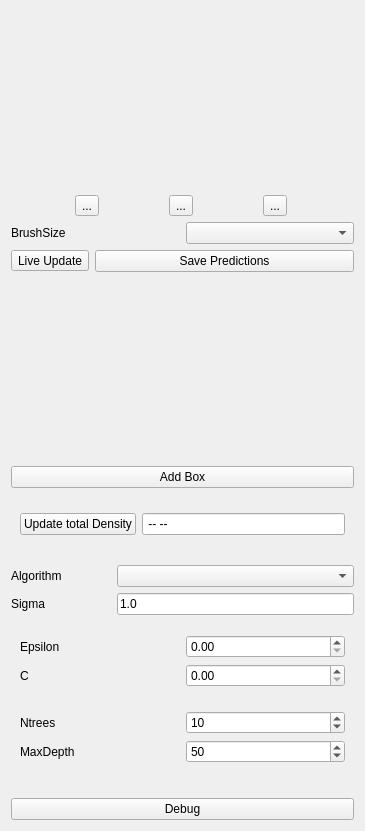
This is ilastik/applets/counting/countingDrawer.ui in ilastik/ilastik as Qt 5 draws it before an edit. The edited form follows.
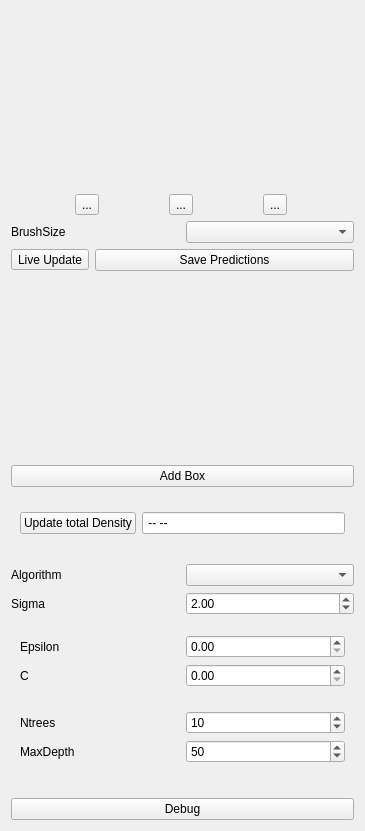
This is the edited form. Custom widgets are drawn as their Qt base class.

Commit message: changed sigma to spinbox

```diff
--- a/ilastik/applets/counting/countingDrawer.ui
+++ b/ilastik/applets/counting/countingDrawer.ui
@@ -196,8 +196,8 @@
     </spacer>
    </item>
    <item>
-    <layout class="QGridLayout" name="gridLayout_7" columnminimumwidth="100,0">
-     <item row="0" column="1">
+    <layout class="QGridLayout" name="gridLayout_7" columnminimumwidth="100,0,0">
+     <item row="0" column="2">
       <widget class="QComboBox" name="SVROptions"/>
      </item>
      <item row="0" column="0">
@@ -214,10 +214,19 @@
        </property>
       </widget>
      </item>
-     <item row="1" column="1">
-      <widget class="QLineEdit" name="SigmaLine">
-       <property name="text">
-        <string>1.0</string>
+     <item row="1" column="2">
+      <widget class="QDoubleSpinBox" name="SigmaBox">
+       <property name="minimum">
+        <double>1.000000000000000</double>
+       </property>
+       <property name="maximum">
+        <double>20.000000000000000</double>
+       </property>
+       <property name="singleStep">
+        <double>0.100000000000000</double>
+       </property>
+       <property name="value">
+        <double>2.000000000000000</double>
        </property>
       </widget>
      </item>
```
The commit also changes 3 other files.
